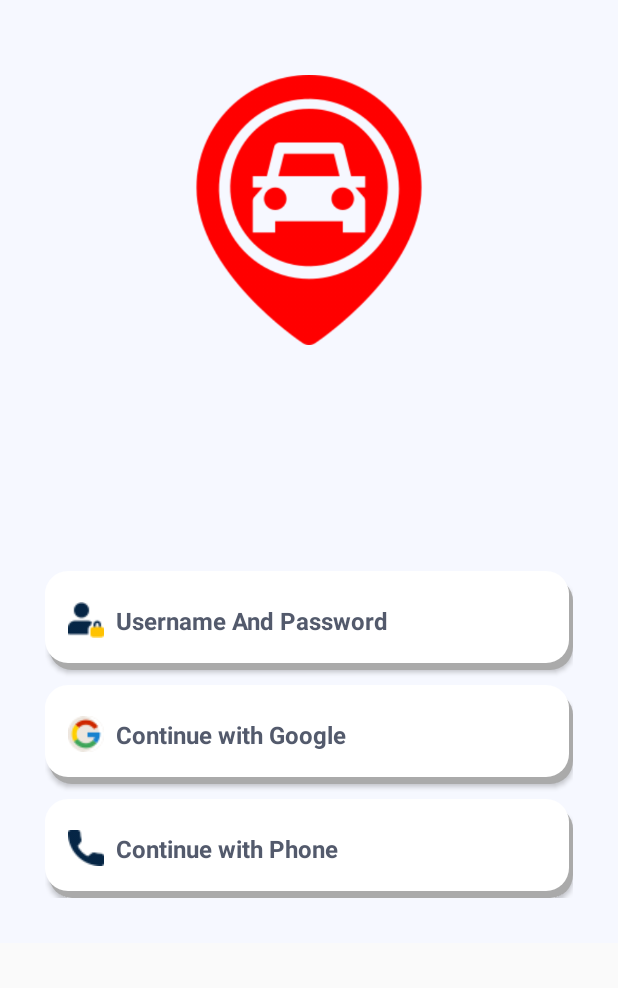
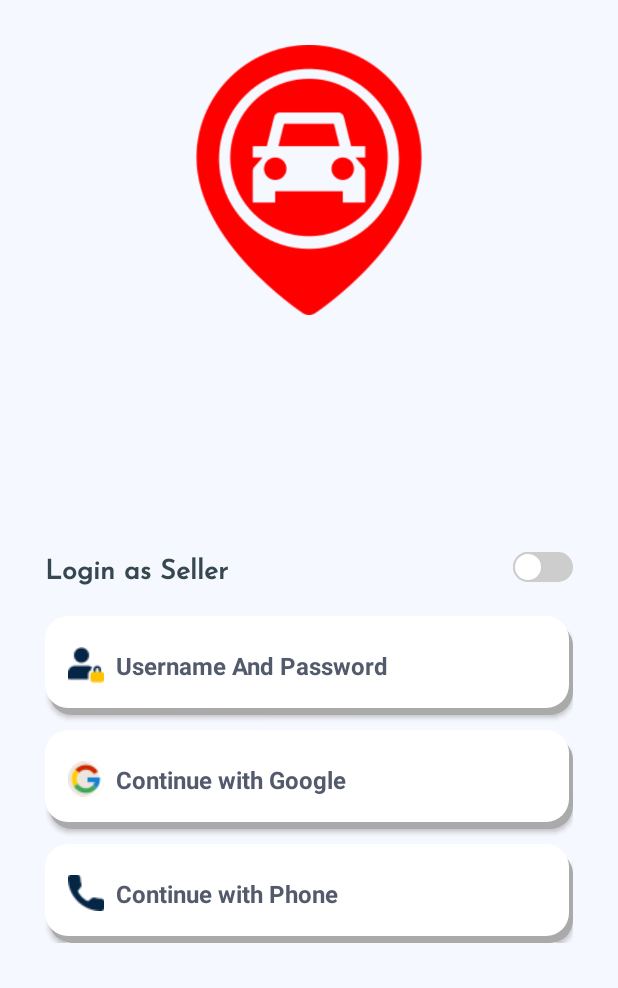
Before and after one commit to Tanvigupta96/SellIt, an Android app: the screen it shows after launch (LoginActivity), after a tap on "Continue with Google", on a phone screen of 412 x 824 dp, the part 248-1236 px from its top. Run offline under Robolectric (Android 15) with nearby library versions, the phone set to English and light mode, and no system bars; our stand-ins replace Firebase (no records; nobody signed in at launch, a user with empty details on screens opened directly); Roboto replaces fonts that are not available here.

Commit message:
Added option for buyer/seller

```diff
--- a/app/src/main/java/com/example/carolx/activity/LoginActivity.java
+++ b/app/src/main/java/com/example/carolx/activity/LoginActivity.java
@@ -5,10 +5,13 @@ import androidx.appcompat.app.AppCompatActivity;
 
 
 import android.content.Intent;
+import android.content.SharedPreferences;
 import android.os.Bundle;
 import android.util.Log;
 import android.view.View;
 import android.widget.Button;
+import android.widget.ProgressBar;
+import android.widget.Switch;
 import android.widget.Toast;
 
 import com.example.carolx.R;
@@ -35,6 +38,9 @@ public class LoginActivity extends AppCompatActivity {
     private FirebaseAuth auth;
     private static final String TAG = "";
     private FirebaseAuth.AuthStateListener listener;
+    private Switch aSwitch;
+    private String loginType = " ";
+    private SharedPreferences sharedPreferences;
 
 
     @Override
@@ -53,6 +59,7 @@ public class LoginActivity extends AppCompatActivity {
         login_userPass = findViewById(R.id.login_userPass);
         login_gmail = findViewById(R.id.login_Google);
         login_phone = findViewById(R.id.login_Phone);
+        aSwitch = findViewById(R.id.switch1);
 
         auth = FirebaseAuth.getInstance();
 
@@ -60,6 +67,19 @@ public class LoginActivity extends AppCompatActivity {
         login_userPass.setOnClickListener(new View.OnClickListener() {
             @Override
             public void onClick(View v) {
+                if (aSwitch.isChecked()) {
+                    loginType = "Seller";
+                    Toast.makeText(LoginActivity.this, "Logging in as Seller", Toast.LENGTH_LONG).show();
+                } else {
+                    loginType = "Buyer";
+                    Toast.makeText(LoginActivity.this, "Logging in as Buyer", Toast.LENGTH_LONG).show();
+                }
+
+                sharedPreferences = getSharedPreferences("mySharedPreference", MODE_PRIVATE);
+                SharedPreferences.Editor editor = sharedPreferences.edit();
+                editor.putString("LoginType", loginType);
+                editor.apply();
+
                 Intent intentLogin = new Intent(LoginActivity.this, LoginUPActivity.class);
                 startActivity(intentLogin);
 
@@ -69,6 +89,18 @@ public class LoginActivity extends AppCompatActivity {
         login_gmail.setOnClickListener(new View.OnClickListener() {
             @Override
             public void onClick(View v) {
+                if (aSwitch.isChecked()) {
+                    loginType = "Seller";
+                    Toast.makeText(LoginActivity.this, "Logging in as Seller", Toast.LENGTH_LONG).show();
+                } else {
+                    loginType = "Buyer";
+                    Toast.makeText(LoginActivity.this, "Logging in as Buyer", Toast.LENGTH_LONG).show();
+                }
+                sharedPreferences = getSharedPreferences("mySharedPreference", MODE_PRIVATE);
+                SharedPreferences.Editor editor = sharedPreferences.edit();
+                editor.putString("LoginType", loginType);
+                editor.apply();
+
                 signIn();
 
             }
@@ -77,6 +109,19 @@ public class LoginActivity extends AppCompatActivity {
         login_phone.setOnClickListener(new View.OnClickListener() {
             @Override
             public void onClick(View v) {
+                if (aSwitch.isChecked()) {
+                    loginType = "Seller";
+                    Toast.makeText(LoginActivity.this, "Logging in as Seller", Toast.LENGTH_LONG).show();
+                } else {
+                    loginType = "Buyer";
+                    Toast.makeText(LoginActivity.this, "Logging in as Buyer", Toast.LENGTH_LONG).show();
+                }
+
+                sharedPreferences = getSharedPreferences("mySharedPreference", MODE_PRIVATE);
+                SharedPreferences.Editor editor = sharedPreferences.edit();
+                editor.putString("LoginType", loginType);
+                editor.apply();
+
                 Intent callIntent = new Intent(LoginActivity.this, MobileLoginActivity.class);
                 startActivity(callIntent);
 
--- /dev/null
+++ b/app/src/main/res/drawable/switch_track1.xml
@@ -0,0 +1,25 @@
+<?xml version="1.0" encoding="utf-8"?>
+<selector xmlns:android="http://schemas.android.com/apk/res/android">
+    <item android:state_checked="true">
+        <shape android:shape="rectangle">
+
+            <solid android:color="@color/logo_color"/>
+            <corners android:radius="200dp"/>
+
+
+        </shape>
+
+    </item>
+
+
+    <item android:state_checked="false">
+        <shape android:shape="rectangle">
+
+            <solid android:color="#cdcdcd"/>
+            <corners android:radius="200dp"/>
+
+
+        </shape>
+
+    </item>
+</selector>
--- /dev/null
+++ b/app/src/main/res/drawable/thumb_layout1.xml
@@ -0,0 +1,28 @@
+<?xml version="1.0" encoding="utf-8"?>
+<selector xmlns:android="http://schemas.android.com/apk/res/android"
+    android:shape="rectangle">
+
+    <item android:state_checked="true">
+        <shape android:shape="rectangle">
+            <solid android:color="#fff"/>
+            <size android:width="20dp" android:height="20dp"/>
+            <corners android:radius="40dp"/>
+            <stroke android:width="1dp" android:color="@color/logo_color"/>
+        </shape>
+
+    </item>
+
+
+
+    <item android:state_checked="false">
+        <shape android:shape="rectangle">
+            <solid android:color="#fff"/>
+            <size android:width="20dp" android:height="20dp"/>
+            <corners android:radius="40dp"/>
+            <stroke android:width="1dp" android:color="#cdcdcd"/>
+        </shape>
+
+    </item>
+
+
+</selector>
--- /dev/null
+++ b/app/src/main/res/font/josefin_sans.xml
@@ -0,0 +1,7 @@
+<?xml version="1.0" encoding="utf-8"?>
+<font-family xmlns:app="http://schemas.android.com/apk/res-auto"
+        app:fontProviderAuthority="com.google.android.gms.fonts"
+        app:fontProviderPackage="com.google.android.gms"
+        app:fontProviderQuery="Josefin Sans"
+        app:fontProviderCerts="@array/com_google_android_gms_fonts_certs">
+</font-family>
--- a/app/src/main/res/layout/activity_login.xml
+++ b/app/src/main/res/layout/activity_login.xml
@@ -4,16 +4,15 @@
     xmlns:tools="http://schemas.android.com/tools"
     android:layout_width="match_parent"
     android:layout_height="match_parent"
-    android:layout_marginBottom="30dp"
+    android:background="@color/backgroung_colr"
     android:orientation="vertical"
-    tools:context=".activity.LoginActivity"
-    android:background="@color/backgroung_colr">
+    tools:context=".activity.LoginActivity">
 
     <LinearLayout
         android:layout_width="match_parent"
         android:layout_height="wrap_content"
-        android:orientation="vertical"
-        android:layout_margin="50dp">
+        android:layout_margin="50dp"
+        android:orientation="vertical">
 
         <TextView
             android:id="@+id/name"
@@ -27,25 +26,17 @@
             android:textColor="@color/logo_color"
             android:textSize="60dp"
             android:textStyle="italic"
-            android:transitionName="logo_text"/>
+            android:transitionName="logo_text" />
 
         <ImageView
             android:layout_width="180dp"
             android:layout_height="180dp"
             android:layout_gravity="center"
-            android:layout_marginTop="50dp"
+            android:layout_marginTop="30dp"
             android:src="@drawable/cars"
-            android:transitionName="logo_image"
-            />
+            android:transitionName="logo_image" />
 
-    <!--<androidx.recyclerview.widget.RecyclerView
-        android:layout_marginTop="50dp"
-        android:layout_width="match_parent"
-        android:layout_height="wrap_content"
-        android:layout_below="@id/name"
-        android:layout_gravity="center"
 
-       />-->
     </LinearLayout>
 
     <LinearLayout
@@ -53,60 +44,74 @@
         android:layout_height="wrap_content"
         android:layout_alignParentBottom="true"
         android:layout_margin="30dp"
-        android:orientation="vertical"
-        >
+        android:orientation="vertical">
+
+        <Switch
+            android:id="@+id/switch1"
+            android:layout_width="match_parent"
+            android:layout_height="wrap_content"
+            android:fontFamily="@font/josefin_sans"
+            android:maxLines="2"
+            android:text="Login as Seller"
+            android:textColor="@color/grey_80"
+            android:textSize="18sp"
+            android:textStyle="bold"
+            android:thumb="@drawable/thumb_layout1"
+            android:track="@drawable/switch_track1"
+            />
 
 
         <Button
             android:id="@+id/login_userPass"
             android:layout_width="match_parent"
             android:layout_height="66dp"
+            android:layout_marginTop="20dp"
             android:background="@drawable/btn_rounded"
             android:drawableStart="@drawable/login"
             android:fontFamily="@font/roboto"
+            android:gravity="center_vertical"
             android:padding="15dp"
             android:text="@string/username_password"
-            android:gravity="center_vertical"
             android:textAllCaps="false"
+            android:textColor="@color/button_textclr"
             android:textSize="16sp"
-            android:textStyle="bold"
-            android:textColor="@color/button_textclr"
-            />
+            android:textStyle="bold" />
 
         <Button
             android:id="@+id/login_Google"
             android:layout_width="match_parent"
             android:layout_height="66dp"
+            android:layout_gravity="center"
             android:layout_marginTop="10dp"
             android:background="@drawable/btn_rounded"
             android:drawableStart="@drawable/googlee"
             android:fontFamily="@font/roboto"
+            android:gravity="center_vertical"
             android:padding="15dp"
             android:text="@string/google"
             android:textAllCaps="false"
-            android:gravity="center_vertical"
+            android:textColor="@color/button_textclr"
             android:textSize="16sp"
-            android:textStyle="bold"
-            android:textColor="@color/button_textclr"
-            android:layout_gravity="center"/>
+            android:textStyle="bold" />
 
 
         <Button
             android:id="@+id/login_Phone"
             android:layout_width="match_parent"
             android:layout_height="66dp"
+            android:layout_gravity="center"
             android:layout_marginTop="10dp"
             android:background="@drawable/btn_rounded"
             android:drawableStart="@drawable/phone"
             android:fontFamily="@font/roboto"
+            android:gravity="center_vertical"
             android:padding="15dp"
             android:text="@string/phone"
             android:textAllCaps="false"
+            android:textColor="@color/button_textclr"
             android:textSize="16sp"
-            android:gravity="center_vertical"
-            android:textStyle="bold"
-            android:textColor="@color/button_textclr"
-            android:layout_gravity="center"/>
+            android:textStyle="bold" />
+
 
     </LinearLayout>
 </RelativeLayout>
--- a/app/src/main/res/values/preloaded_fonts.xml
+++ b/app/src/main/res/values/preloaded_fonts.xml
@@ -21,8 +21,11 @@
         <item>@font/fredoka_one</item>
         <item>@font/galindo</item>
         <item>@font/goblin_one</item>
+        <item>@font/josefin_sans</item>
+        <item>@font/josefin_sans_thin</item>
         <item>@font/judson</item>
         <item>@font/miltonian_tattoo</item>
+        <item>@font/montserrat</item>
         <item>@font/open_sans</item>
         <item>@font/open_sans_light</item>
         <item>@font/pacifico</item>
```
Also changed, not shown: app/src/main/java/com/example/carolx/activity/ProfileActivity.java (+9 -4 lines), app/src/main/res/font/josefin_sans_thin.xml (added, +7 -0 lines), app/src/main/res/font/montserrat.xml (added, +7 -0 lines).
